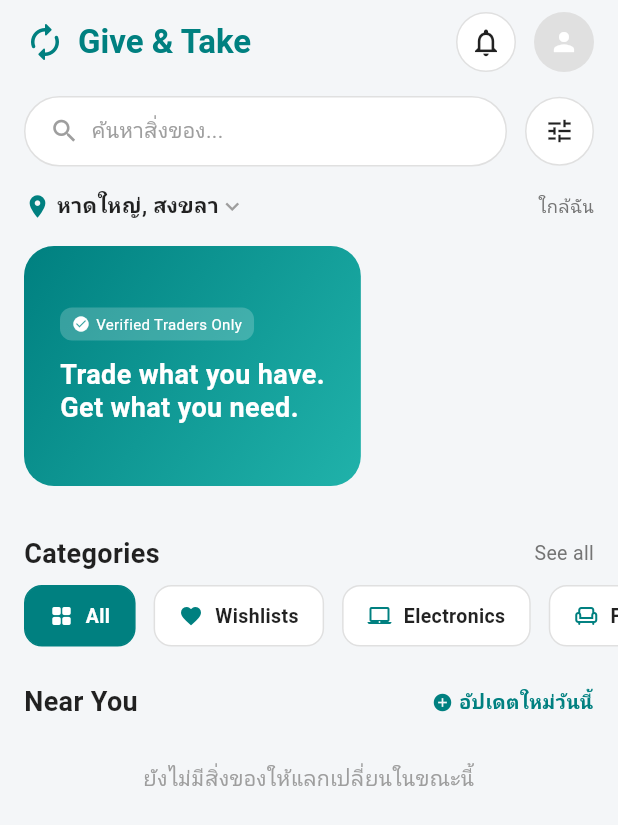
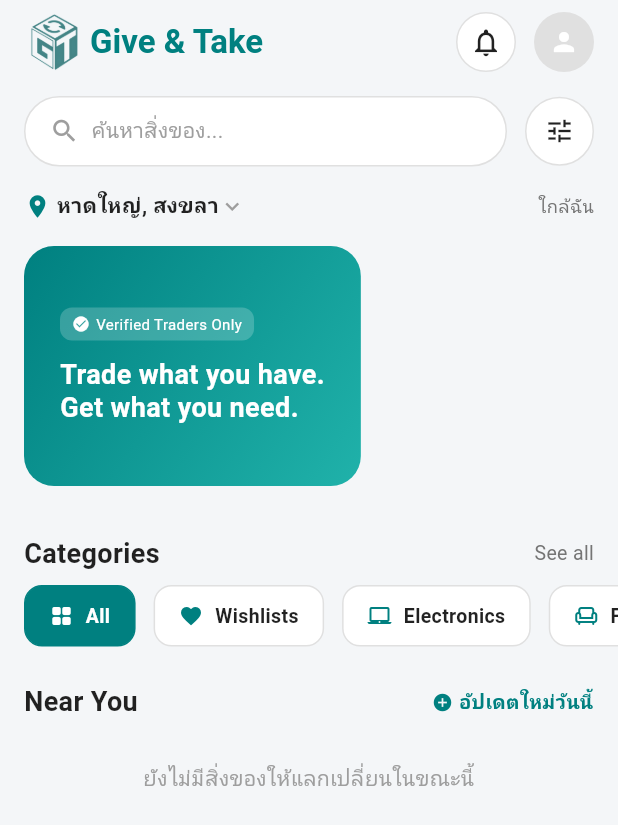
Before and after one commit to PattaraponKitcharoen/give_and_take, a Flutter app: the HomeScreen screen opened directly, on a phone screen of 412 x 824 dp. Shown: the top 825 px of the screen. Run offline on Flutter 3.47's test engine with Material 3 defaults, Android fonts, the phone set to English and light mode, and no system bars; our stand-ins replace cloud_firestore, firebase_auth, firebase_core; accounts and stored records are empty.

Commit message:
chore: update logo app at home screen

```diff
--- a/lib/screens/home_screen.dart
+++ b/lib/screens/home_screen.dart
@@ -67,8 +67,14 @@ class _HomeScreenState extends State<HomeScreen> {
         elevation: 0,
         title: Row(
           children: [
-            Icon(Icons.autorenew_rounded, color: tealColor, size: 28), // ไอคอนแทนโลโก้ด้านหน้า
-            const SizedBox(width: 8),
+            // 🟢 นำรูปภาพมาใส่แทนไอคอน
+            Image.asset(
+              'assets/logo.png', // ชื่อไฟล์ต้องตรงกับที่คุณนำไปใส่ในโฟลเดอร์
+              width: 40, // ปรับขนาดความกว้างตามความเหมาะสมของโลโก้
+              height: 40, // ปรับขนาดความสูง
+              fit: BoxFit.contain,
+            ),
+            const SizedBox(width: 4),
             Text(
               'Give & Take',
               style: TextStyle(color: tealColor, fontWeight: FontWeight.bold, fontSize: 22),
--- a/pubspec.yaml
+++ b/pubspec.yaml
@@ -61,10 +61,8 @@ flutter:
   # the material Icons class.
   uses-material-design: true
 
-  # To add assets to your application, add an assets section, like this:
-  # assets:
-  #   - images/a_dot_burr.jpeg
-  #   - images/a_dot_ham.jpeg
+  assets:
+    - assets/logo.png
 
   # An image asset can refer to one or more resolution-specific "variants", see
   # https://flutter.dev/to/resolution-aware-images
```
Also changed, not shown: assets/logo.png (added).
